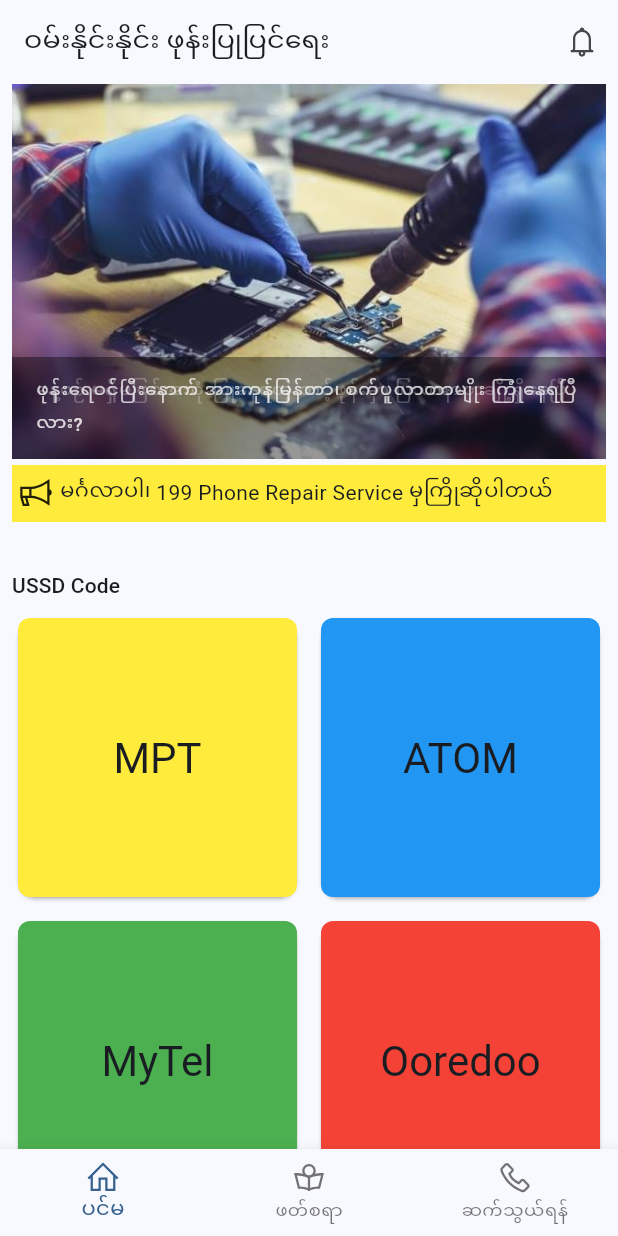
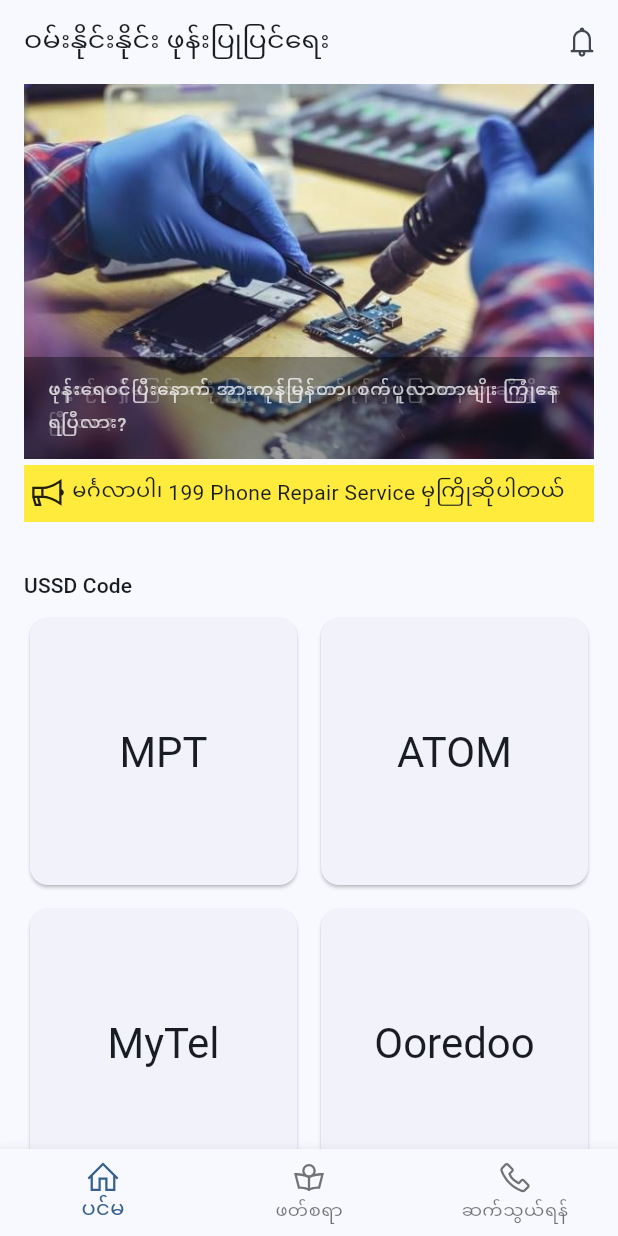
Before and after one commit to clickernux/phone_repair_service_199, a Flutter app: the screen it shows after launch, on a phone screen of 412 x 824 dp. Run offline on Flutter 3.47's test engine with Material 3 defaults, Android fonts, the phone set to English and light mode, and no system bars; drawn by our look-alikes of marquee; our stand-ins replace cached_network_image, cloud_firestore, connectivity_plus, firebase_auth, firebase_core, flutter_dotenv and 7 more; missing offline and left inert: workmanager; accounts and stored records are empty; statements that could not run were skipped.

Commit message:
Modified MainScreen.

```diff
--- a/lib/components/operator_card.dart
+++ b/lib/components/operator_card.dart
@@ -4,11 +4,11 @@ class OperatorCard extends StatelessWidget {
   const OperatorCard({
     super.key,
     required this.label,
-    required this.color,
+    this.color,
     required this.onTap,
   });
   final String label;
-  final Color color;
+  final Color? color;
   final VoidCallback onTap;
 
   @override
--- a/lib/main_router.dart
+++ b/lib/main_router.dart
@@ -49,8 +49,8 @@ class MainRouter {
                 ),
                 GoRoute(
                   // parentNavigatorKey: _rootNavigatorKey,
-                  path: 'page_data',
-                  name: 'page_data',
+                  path: 'activity',
+                  name: 'activity',
                   builder: (context, state) {
                     final data = state.extra
                         as QueryDocumentSnapshot<Map<String, dynamic>>;
@@ -60,13 +60,13 @@ class MainRouter {
                   },
                 ),
                 GoRoute(
-                    path: 'notifications',
-                    name: 'notifications',
-                    builder: (context, state) => const NotificationScreen(),
+                    path: 'activities',
+                    name: 'activities',
+                    builder: (context, state) => const ActivitiesScreen(),
                     routes: [
                       GoRoute(
-                        path: 'noti',
-                        name: 'noti',
+                        path: 'subActivity',
+                        name: 'subActivity',
                         builder: (context, state) {
                           final data = state.extra
                               as QueryDocumentSnapshot<Map<String, dynamic>>;
--- a/lib/screens/main_screen.dart
+++ b/lib/screens/main_screen.dart
@@ -21,9 +21,7 @@ class MainScreen extends StatelessWidget {
         titleTextStyle: textTheme.labelLarge?.copyWith(fontSize: 18),
         actions: [
           IconButton(
-            onPressed: () {
-              context.goNamed('notifications');
-            },
+            onPressed: () {},
             icon: const Icon(LineIcons.bell),
           ),
         ],
@@ -34,7 +32,7 @@ class MainScreen extends StatelessWidget {
 
   Widget _buildbody(BuildContext context, TextTheme textTheme) {
     return Padding(
-      padding: const EdgeInsets.symmetric(vertical: 0, horizontal: 8),
+      padding: const EdgeInsets.symmetric(vertical: 0, horizontal: 16),
       child: CustomScrollView(
         slivers: [
           // Header
@@ -85,7 +83,6 @@ class MainScreen extends StatelessWidget {
             children: [
               OperatorCard(
                 label: 'MPT',
-                color: Colors.yellow,
                 onTap: () {
                   context
                       .goNamed('ussd', pathParameters: {'operatorName': 'MPT'});
@@ -93,7 +90,6 @@ class MainScreen extends StatelessWidget {
               ),
               OperatorCard(
                 label: 'ATOM',
-                color: Colors.blue,
                 onTap: () {
                   context.goNamed('ussd',
                       pathParameters: {'operatorName': 'ATOM'});
@@ -101,7 +97,6 @@ class MainScreen extends StatelessWidget {
               ),
               OperatorCard(
                 label: 'MyTel',
-                color: Colors.green,
                 onTap: () {
                   context.goNamed('ussd',
                       pathParameters: {'operatorName': 'MYTEL'});
@@ -109,7 +104,6 @@ class MainScreen extends StatelessWidget {
               ),
               OperatorCard(
                 label: 'Ooredoo',
-                color: Colors.red,
                 onTap: () {
                   context.goNamed('ussd',
                       pathParameters: {'operatorName': 'Ooredoo'});
--- a/lib/screens/screen_layer.dart
+++ b/lib/screens/screen_layer.dart
@@ -9,3 +9,4 @@ export 'activity_screen.dart';
 export 'ussd_screen.dart';
 export 'blog_post_screen.dart';
 export 'favorite_posts_screen.dart';
+export 'all_notification_screen.dart';
```
Also changed, not shown: lib/components/about_slideshow.dart (added, +15 -0 lines), lib/components/activity_slideshow.dart (+21 -4 lines), lib/components/page_card.dart (+7 -4 lines), lib/screens/about_screen.dart (+5 -2 lines), lib/screens/activity_screen.dart (+11 -6 lines), lib/screens/all_notification_screen.dart (added, +10 -0 lines).
